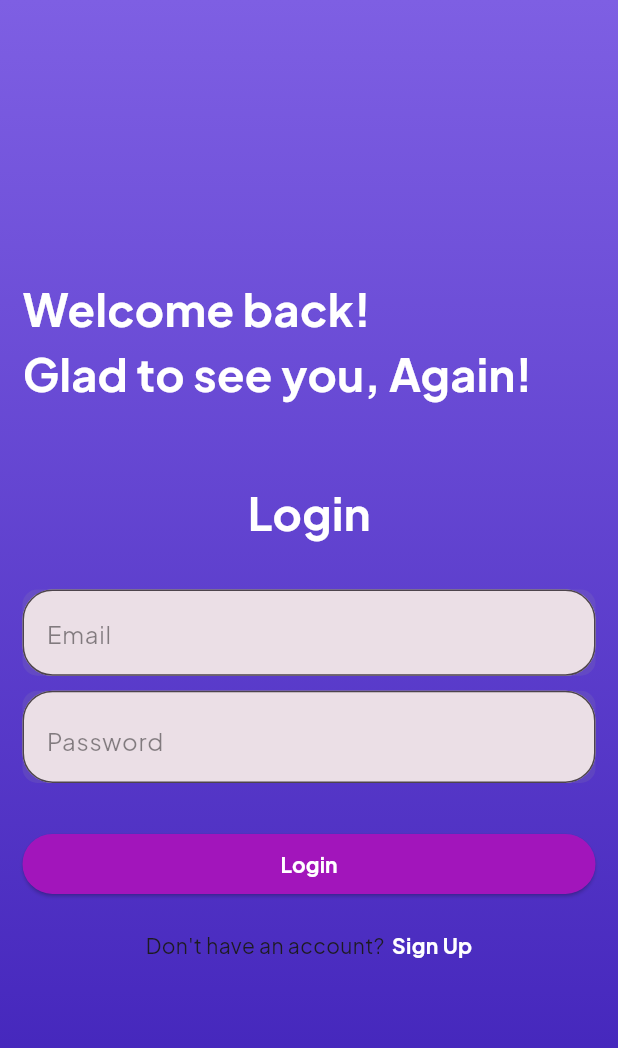
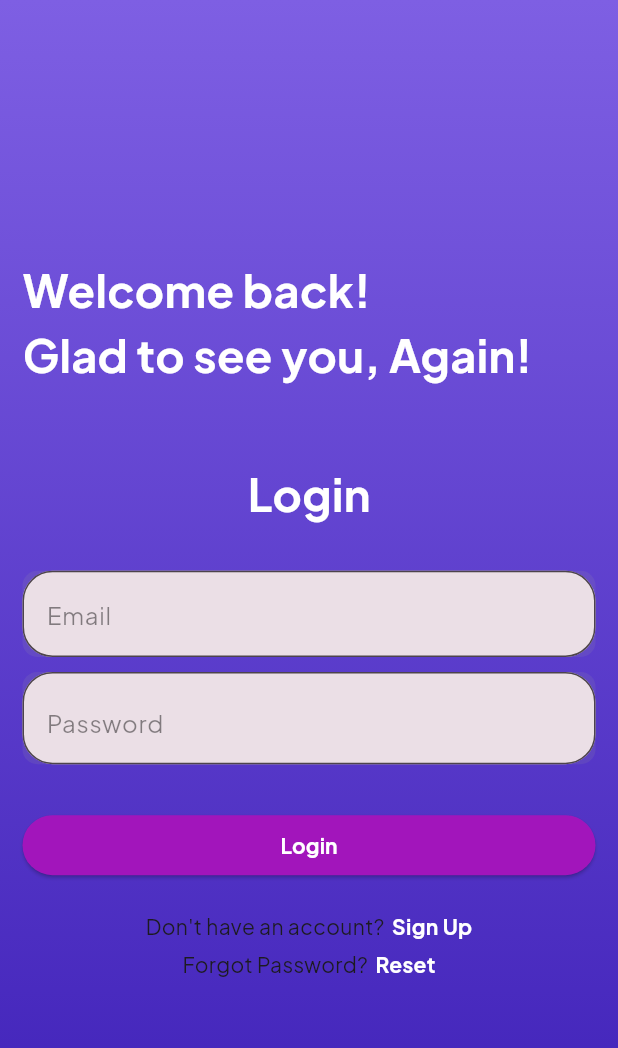
Before and after one commit to Assassin33GT/Healthy_Smart_Mirror_App, a Flutter app: the screen it shows after launch, on a phone screen of 412 x 824 dp. Shown: the top 1048 px of the screen. Run offline on Flutter 3.47's test engine with Material 3 defaults, Android fonts, the phone set to English and light mode, and no system bars; our stand-ins replace cloud_firestore, curved_navigation_bar, firebase_auth, firebase_core, google_fonts, image_picker and 1 more; accounts and stored records are empty.

Commit message:
resetpassword

```diff
--- a/lib/login_page.dart
+++ b/lib/login_page.dart
@@ -1,6 +1,7 @@
 import 'package:demo/Admin/admin_home_page.dart';
 import 'package:demo/firebase_auth_services.dart';
 import 'package:demo/buttons/form_container_widget.dart';
+import 'package:demo/forget_password_page.dart';
 import 'package:demo/home_page.dart';
 import 'package:demo/sign_up_page.dart';
 import 'package:flutter/material.dart';
@@ -133,6 +134,31 @@ class _LoginPageState extends State<LoginPage> {
                     ),
                   ],
                 ),
+                const SizedBox(height: 5),
+                Row(
+                  mainAxisAlignment: MainAxisAlignment.center,
+                  children: [
+                    Text("Forgot Password?"),
+                    const SizedBox(width: 5),
+                    GestureDetector(
+                      onTap: () {
+                        Navigator.push(
+                          context,
+                          MaterialPageRoute(
+                            builder: (context) => ForgetPasswordPage(),
+                          ),
+                        );
+                      },
+                      child: Text(
+                        "Reset",
+                        style: TextStyle(
+                          color: Colors.white,
+                          fontWeight: FontWeight.bold,
+                        ),
+                      ),
+                    ),
+                  ],
+                ),
               ],
             ),
           ),
```
Also changed, not shown: lib/forget_password_page.dart (added, +94 -0 lines), 3 other files.
